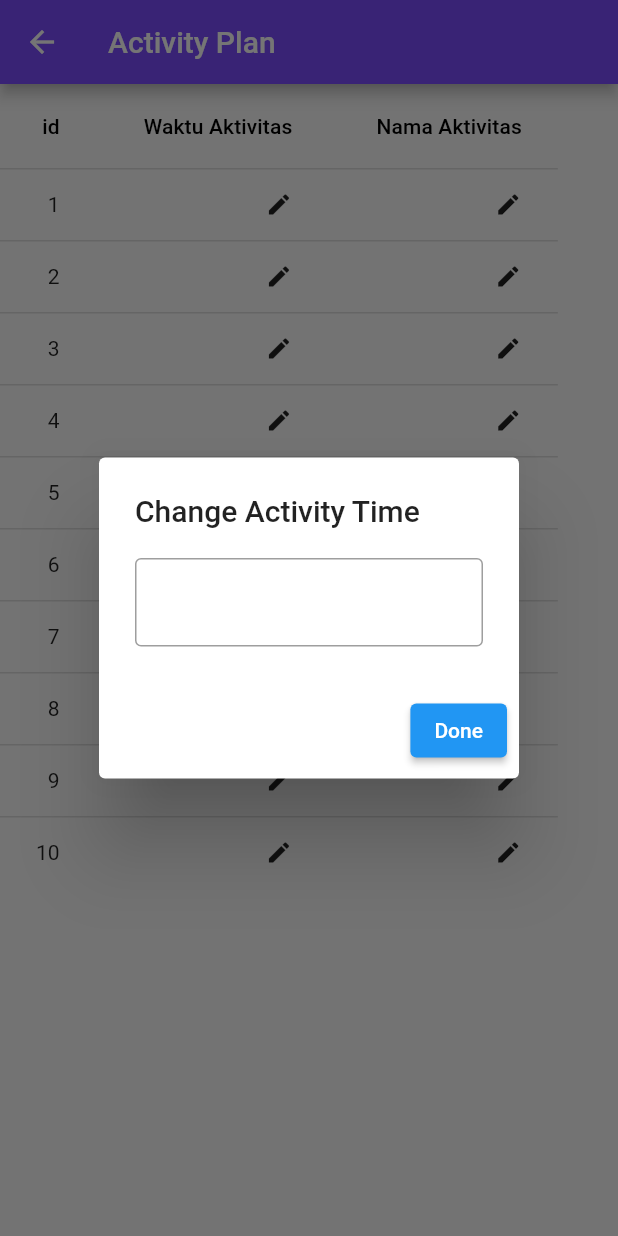
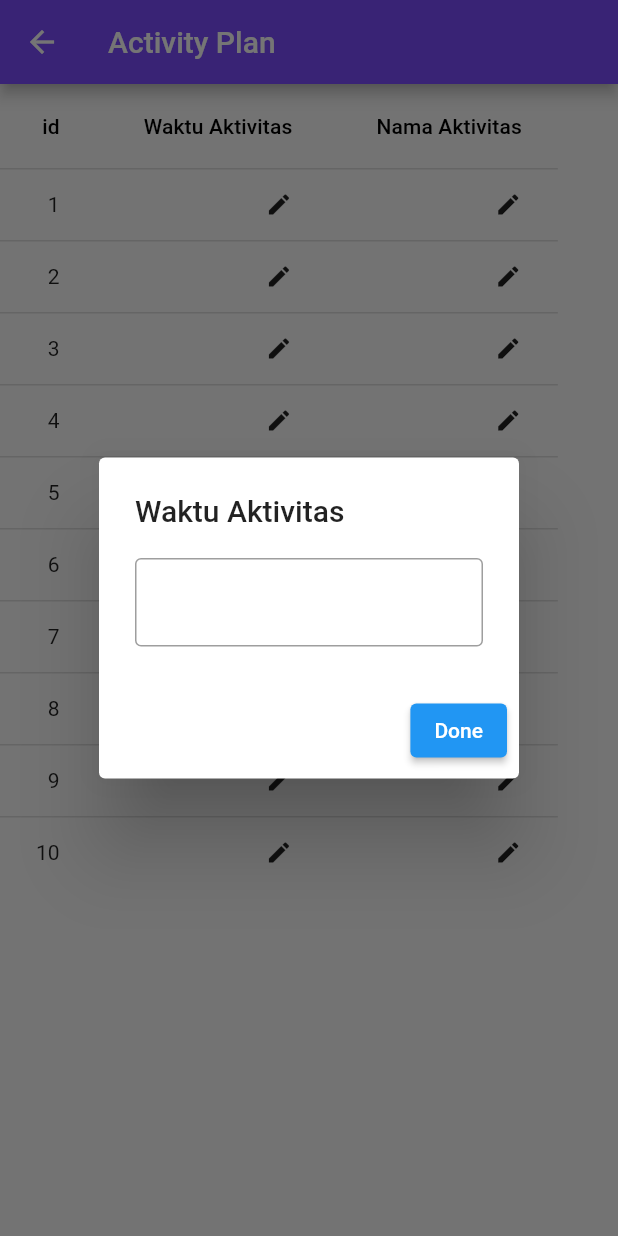
Before and after one commit to MuhNurilHuda/project_scrum_team, a Flutter app: the ItineraryTable screen opened directly, after a tap on the "edit" icon, on a phone screen of 412 x 824 dp. Run offline on Flutter 3.47's test engine with Material 2 defaults, Android fonts, the phone set to English and light mode, and no system bars; our stand-ins replace full_screen_image, sqflite; accounts and stored records are empty.

Commit message:
Tuesday, 07-03-2023

```diff
--- a/lib/pages/itinerary_table.dart
+++ b/lib/pages/itinerary_table.dart
@@ -84,7 +84,7 @@ class _ItineraryTableState extends State<ItineraryTable> {
   Future editActivityName(Activity editActivity) async {
     final activity_name = await showTextDialog(
       context,
-      title: 'Change Activity',
+      title: 'Nama Aktivitas',
       value: editActivity.activity_name,
     );
 
@@ -98,18 +98,12 @@ class _ItineraryTableState extends State<ItineraryTable> {
   Future editActivityTime(Activity editActivity) async {
     final activity_time = await showTextDialog(
       context,
-      title: 'Change Activity Time',
+      title: 'Waktu Aktivitas',
       value: editActivity.activity_time,
     );
 
-    // final activity_time = await showTimePicker(
-    //   context: context,
-    //   initialTime: TimeOfDay.now(),
-    //
-    // );
-
     setState(() => activities = activities.map((activity) {
-
+      final isEditActivity = activity == editActivity;
 
       return isEditActivity ? activity.copy(activity_time: activity_time) : activity;
     }).toList());
@@ -122,7 +116,7 @@ class _ItineraryTableState extends State<ItineraryTable> {
   //     initializeDatabaseHelper();
   //   }
   // }
-
+  //
   // void _saveActivities() async {
   //   for (var activity in activities) {
   //     if(activity.id == null){
```
